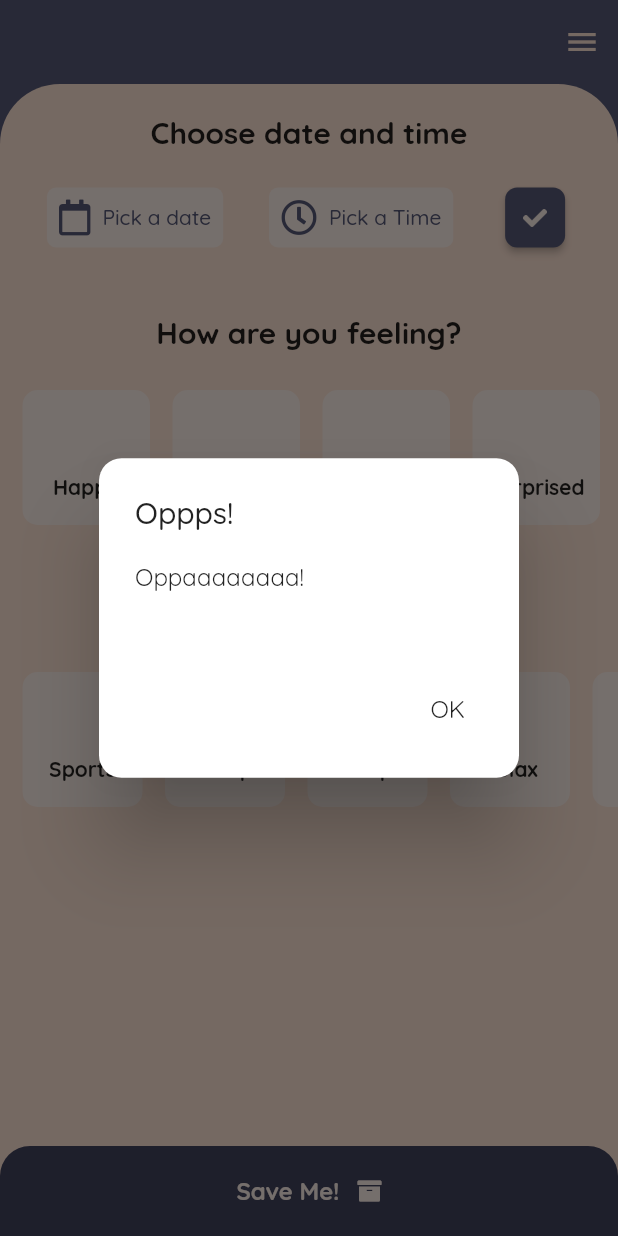
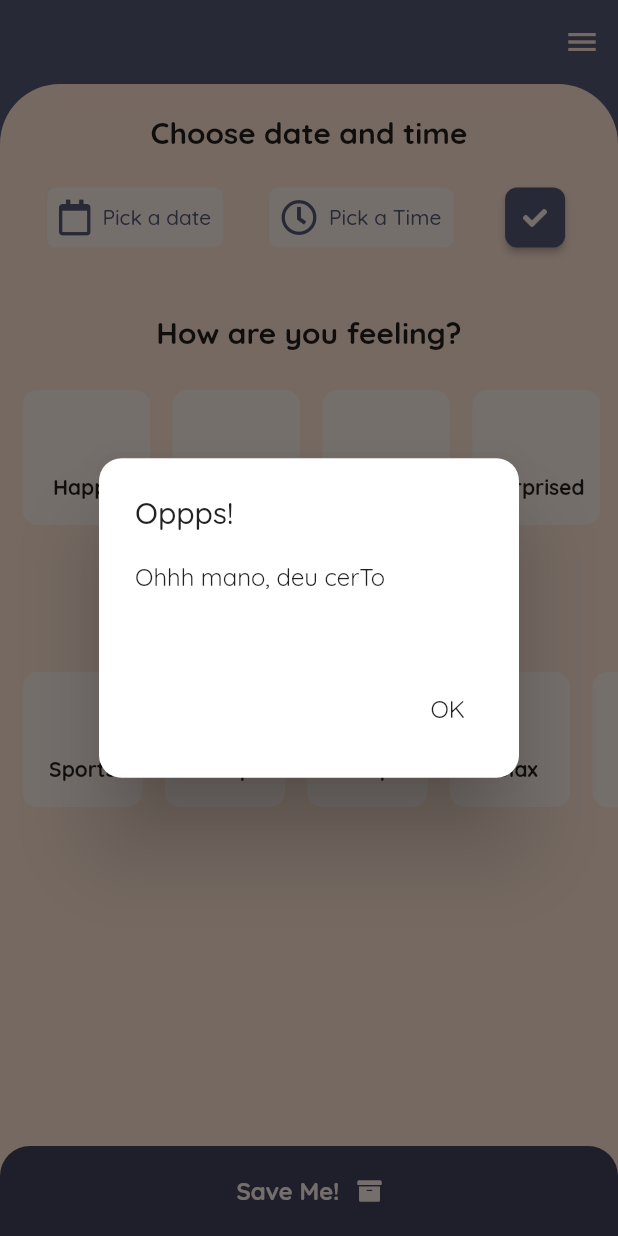
Before and after one commit to renankanu/app_humor_diary, a Flutter app: the screen it shows after launch, after a tap on "Save Me!", on a phone screen of 412 x 824 dp. Run offline on Flutter 3.47's test engine with Material 2 defaults, Android fonts, the phone set to English and light mode, and no system bars; our stand-ins replace charts_flutter, font_awesome_flutter, sqflite; accounts and stored records are empty.

Commit message:
Feature - Create modal dialog

```diff
--- a/lib/screen/home/home_screen.dart
+++ b/lib/screen/home/home_screen.dart
@@ -2,6 +2,7 @@ import 'package:app_humor_diary/model/activity.dart';
 import 'package:app_humor_diary/model/humor.dart';
 import 'package:app_humor_diary/model/humor_card.dart';
 import 'package:app_humor_diary/screen/widgets/activity_icon.dart';
+import 'package:app_humor_diary/screen/widgets/custom_modal.dart';
 import 'package:app_humor_diary/screen/widgets/humor_icon.dart';
 import 'package:app_humor_diary/utils/custom_colors.dart';
 import 'package:flutter/cupertino.dart';
@@ -9,43 +10,12 @@ import 'package:flutter/material.dart';
 import 'package:font_awesome_flutter/font_awesome_flutter.dart';
 import 'package:provider/provider.dart';
 
-showLoaderDialog(BuildContext context, String message) {
-  AlertDialog alert = AlertDialog(
-    shape: RoundedRectangleBorder(
-        borderRadius: BorderRadius.all(Radius.circular(15))),
-    title: Text('Oppps!'),
-    content: Container(
-      height: 120,
-      child: Stack(
-        children: <Widget>[
-          Text(message),
-          Positioned(
-            bottom: 12,
-            right: 12,
-            child: GestureDetector(
-                onTap: () {
-                  Navigator.pop(context);
-                },
-                child: Text('OK')),
-          )
-        ],
-      ),
-    ),
-  );
-  showDialog(
-    context: context,
-    builder: (BuildContext context) {
-      return alert;
-    },
-  );
-}
-
 class HomeScreen extends StatefulWidget {
   @override
   _HomeScreenState createState() => _HomeScreenState();
 }
 
-class _HomeScreenState extends State<HomeScreen> {
+class _HomeScreenState extends State<HomeScreen> with WidgetsBindingObserver {
   String humor;
   String image;
   String datepicked;
@@ -76,6 +46,23 @@ class _HomeScreenState extends State<HomeScreen> {
     Activity('assets/date.png', 'Date', false),
     Activity('assets/clean.png', 'Clean', false)
   ];
+
+  @override
+  void initState() {
+    print('Initialll');
+    super.initState();
+  }
+
+  @override
+  void dispose() {
+    WidgetsBinding.instance.removeObserver(this);
+    super.dispose();
+  }
+
+  @override
+  void didChangeAppLifecycleState(AppLifecycleState state) {
+    print(state);
+  }
 
   @override
   Widget build(BuildContext context) {
@@ -185,9 +172,18 @@ class _HomeScreenState extends State<HomeScreen> {
                         fillColor: CustomColors.comet,
                         splashColor: CustomColors.gunPowder,
                         onPressed: () {
-                          setState(() {
-                            datetime = datepicked + '   ' + timepicked;
-                          });
+                          if (datepicked != null && timepicked != null) {
+                            setState(() {
+                              datetime = datepicked + '   ' + timepicked;
+                            });
+                            return;
+                          }
+                          showDialog(
+                              context: context,
+                              builder: (BuildContext context) {
+                                return CustomModal(
+                                    message: 'Select date and time.');
+                              });
                         },
                         child: Padding(
                           padding: EdgeInsets.all(10.0),
@@ -340,7 +336,14 @@ class _HomeScreenState extends State<HomeScreen> {
                             Navigator.of(context).pushNamed('/my_humor'),
                           }
                         else
-                          {showLoaderDialog(context, 'Oppaaaaaaaa!')}
+                          {
+                            showDialog(
+                                context: context,
+                                builder: (BuildContext context) {
+                                  return CustomModal(
+                                      message: 'Ohhh mano, deu cerTo');
+                                })
+                          }
                       },
                       child: Center(
                         child: Row(
--- /dev/null
+++ b/lib/screen/widgets/custom_modal.dart
@@ -0,0 +1,39 @@
+import 'package:flutter/cupertino.dart';
+import 'package:flutter/material.dart';
+
+class CustomModal extends StatefulWidget {
+  final String message;
+
+  CustomModal({Key key, this.message}) : super(key: key);
+
+  @override
+  _CustomModalState createState() => _CustomModalState();
+}
+
+class _CustomModalState extends State<CustomModal> {
+  @override
+  Widget build(BuildContext context) {
+    return AlertDialog(
+      shape: RoundedRectangleBorder(
+          borderRadius: BorderRadius.all(Radius.circular(15))),
+      title: Text('Oppps!'),
+      content: Container(
+        height: 120,
+        child: Stack(
+          children: <Widget>[
+            Text(widget.message),
+            Positioned(
+              bottom: 12,
+              right: 12,
+              child: GestureDetector(
+                  onTap: () {
+                    Navigator.pop(context);
+                  },
+                  child: Text('OK')),
+            )
+          ],
+        ),
+      ),
+    );
+  }
+}
```
Also changed, not shown: pubspec.lock, 2 other files.
